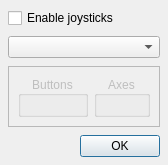
This is src/ui/JoystickWidget.ui in mavlink/qgroundcontrol as Qt 5 draws it before an edit. The edited form follows.
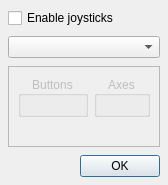
This is the edited form.

Commit message: Refactored much of the joystick interface with the largest changes being the removal of dead/unused code including broken event-based SDL reading code. Additionally the mapping code should now work, though it hasn't been tested with controller switching or a real UAS. Finally the existing settings code has been commented-out as it is not compatible with the current state of this code and needs to be able to support different joysticks based on name.

Diff of the .ui file:
```diff
--- a/src/ui/JoystickWidget.ui
+++ b/src/ui/JoystickWidget.ui
@@ -78,10 +78,12 @@
      <property name="frameShadow">
       <enum>QFrame::Sunken</enum>
      </property>
-     <layout class="QHBoxLayout" name="horizontalLayout" stretch="0,0">
+     <layout class="QVBoxLayout" name="verticalLayout_2" stretch="0,0">
       <property name="sizeConstraint">
        <enum>QLayout::SetMinimumSize</enum>
       </property>
+      <item>
+       <layout class="QHBoxLayout" name="horizontalLayout">
       <item>
        <widget class="QGroupBox" name="buttonBox">
         <property name="sizePolicy">
@@ -158,6 +160,15 @@
           <enum>QLayout::SetMinimumSize</enum>
          </property>
         </layout>
+         </widget>
+        </item>
+       </layout>
+      </item>
+      <item>
+       <widget class="QLabel" name="statusLabel">
+        <property name="text">
+         <string/>
+        </property>
        </widget>
       </item>
      </layout>
```
Left out of the diff: 4 changed lines with no effect on the pictures. Lines whose indentation alone changed are shown as unchanged. The commit also changes 9 other files.
